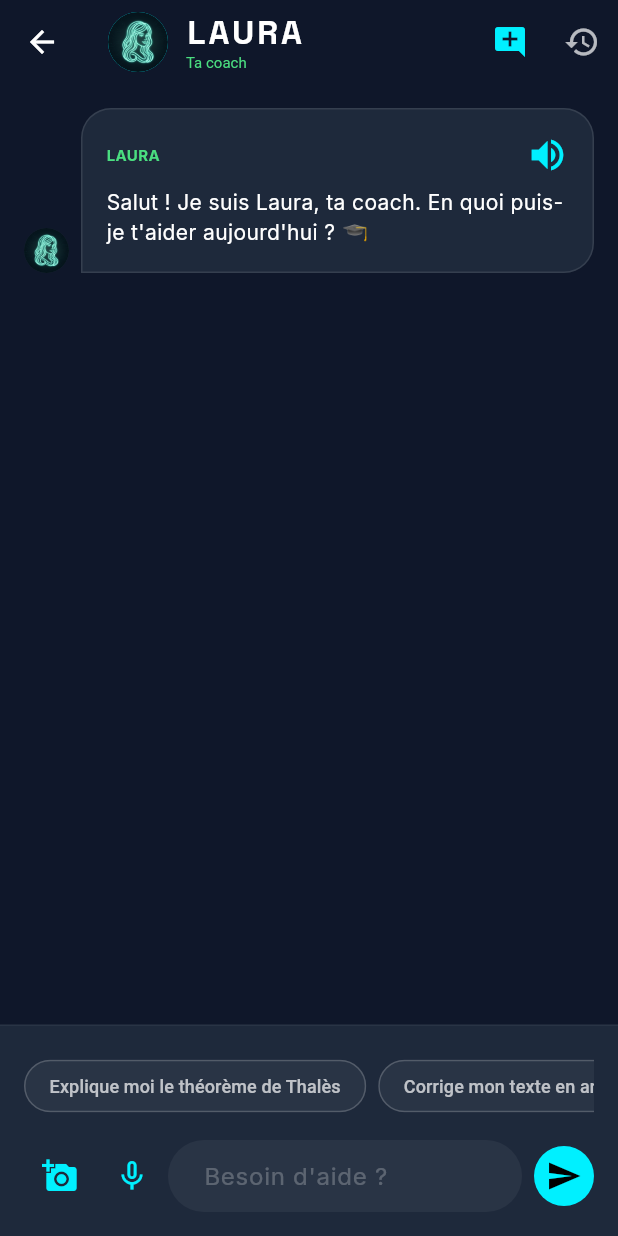
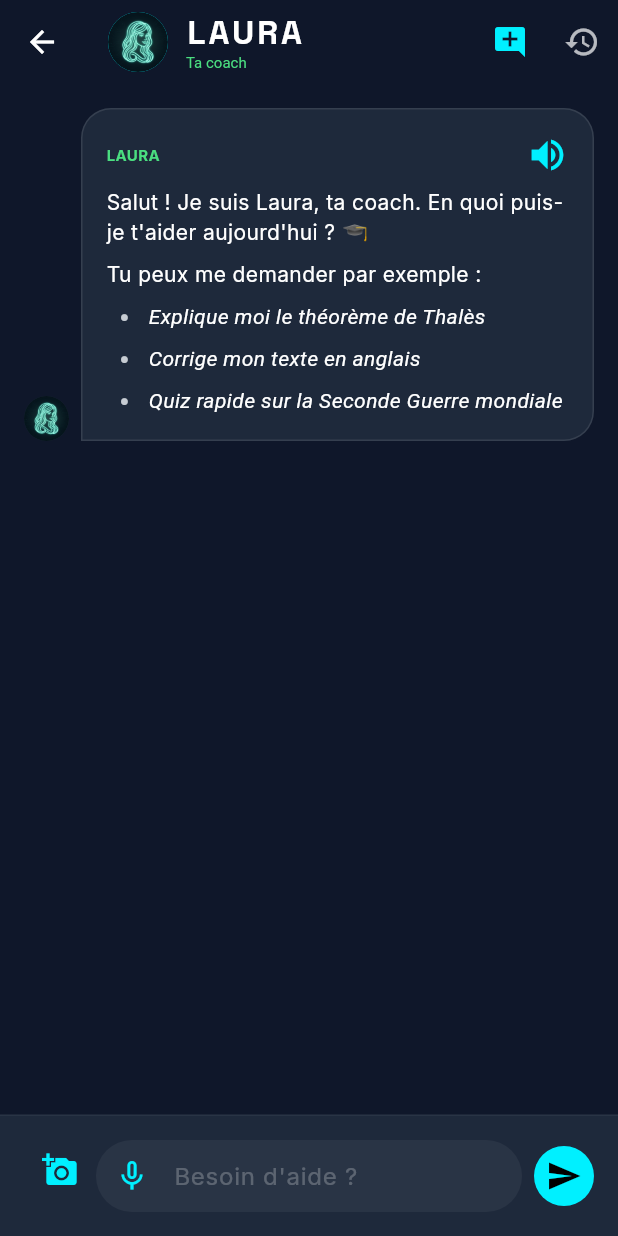
Before and after one commit to YannMIAMBANZILA/aura_app, a Flutter app: the ChatScreen screen opened directly, on a phone screen of 412 x 824 dp. Run offline on Flutter 3.47's test engine with Material 3 defaults, Android fonts, the phone set to English and light mode, and no system bars; drawn by our look-alikes of flutter_markdown; our stand-ins replace confetti, fl_chart, flutter_dotenv, flutter_local_notifications, flutter_riverpod, flutter_tts and 11 more; accounts and stored records are empty.

Commit message:
ux(chat): improve input field and message bubble aesthetics
- Made the text input field multi-line (up to 5 lines) to better handle long user prompts.
- Moved the microphone button directly into the TextField as a prefix icon.
- Removed the standalone suggestion chips and integrated them as example prompts directly inside Laura's first welcome message.
- Upgraded the user's MessageBubble to display their 'name' (or derived pseudo) and 'avatarUrl' from Supabase.
- Updated UserState in user_provider to fetch name and avatar_url from metadata.

```diff
--- a/lib/features/chat/providers/chat_provider.dart
+++ b/lib/features/chat/providers/chat_provider.dart
@@ -76,7 +76,7 @@ class ChatNotifier extends StateNotifier<ChatState> {
 
   static final List<ChatMessage> _initialMessages = [
     ChatMessage(
-      text: "Salut ! Je suis Laura, ta coach. En quoi puis-je t'aider aujourd'hui ? 🎓",
+      text: "Salut ! Je suis Laura, ta coach. En quoi puis-je t'aider aujourd'hui ? 🎓\n\nTu peux me demander par exemple :\n- *Explique moi le théorème de Thalès*\n- *Corrige mon texte en anglais*\n- *Quiz rapide sur la Seconde Guerre mondiale*",
       role: MessageRole.laura,
     )
   ];
--- a/lib/features/chat/screens/chat_screen.dart
+++ b/lib/features/chat/screens/chat_screen.dart
@@ -11,6 +11,7 @@ import 'package:intl/intl.dart';
 import '../../../config/theme.dart';
 import '../../../models/chat_message.dart';
 import '../providers/chat_provider.dart';
+import '../../../providers/user_provider.dart';
 
 class ChatScreen extends ConsumerStatefulWidget {
   const ChatScreen({super.key});
@@ -32,14 +33,6 @@ class _ChatScreenState extends ConsumerState<ChatScreen> {
   String _currentlySpeakingText = "";
   final double _normalSpeechRate = 0.5;
   final double _fastSpeechRate = 0.75;
-
-  final List<String> _suggestions = [
-    "Explique moi le théorème de Thalès",
-    "Corrige mon texte en anglais",
-    "Quiz rapide sur la Seconde Guerre mondiale",
-    "Astuces pour mémoriser les dates",
-    "Aide moi pour un devoir de physique",
-  ];
 
   @override
   void initState() {
@@ -244,11 +237,6 @@ class _ChatScreenState extends ConsumerState<ChatScreen> {
     }
   }
 
-  void _useSuggestion(String text) {
-    _controller.text = text;
-    _handleSend();
-  }
-
   @override
   Widget build(BuildContext context) {
     final chatState = ref.watch(chatProvider);
@@ -382,27 +370,6 @@ class _ChatScreenState extends ConsumerState<ChatScreen> {
         mainAxisSize: MainAxisSize.min,
         crossAxisAlignment: CrossAxisAlignment.start,
         children: [
-          if (ref.read(chatProvider).currentMessages.length <= 1) ...[
-            SingleChildScrollView(
-              scrollDirection: Axis.horizontal,
-              padding: const EdgeInsets.only(bottom: 12),
-              child: Row(
-                children: _suggestions.map((suggestion) => Padding(
-                  padding: const EdgeInsets.only(right: 8),
-                  child: ActionChip(
-                    label: Text(suggestion),
-                    labelStyle: const TextStyle(color: Colors.white70, fontSize: 12),
-                    backgroundColor: Colors.white.withOpacity(0.05),
-                    shape: RoundedRectangleBorder(
-                      borderRadius: BorderRadius.circular(20),
-                      side: const BorderSide(color: Colors.white10),
-                    ),
-                    onPressed: () => _useSuggestion(suggestion),
-                  ),
-                )).toList(),
-              ),
-            ),
-          ],
           if (_selectedImage != null)
             Container(
               margin: const EdgeInsets.only(bottom: 12),
@@ -424,20 +391,24 @@ class _ChatScreenState extends ConsumerState<ChatScreen> {
               ),
             ),
           Row(
+            crossAxisAlignment: CrossAxisAlignment.end,
             children: [
               IconButton(
                 icon: const Icon(Icons.add_a_photo, color: AuraColors.electricCyan),
                 onPressed: _showImageSourceDialog,
-              ),
-              IconButton(
-                icon: Icon(_isListening ? Icons.mic : Icons.mic_none, color: _isListening ? AuraColors.softCoral : AuraColors.electricCyan),
-                onPressed: _listen,
+                padding: const EdgeInsets.only(bottom: 8),
               ),
               Expanded(
                 child: TextField(
                   controller: _controller,
+                  minLines: 1,
+                  maxLines: 5,
                   style: const TextStyle(color: Colors.white),
                   decoration: InputDecoration(
+                    prefixIcon: IconButton(
+                      icon: Icon(_isListening ? Icons.mic : Icons.mic_none, color: _isListening ? AuraColors.softCoral : AuraColors.electricCyan),
+                      onPressed: _listen,
+                    ),
                     hintText: "Besoin d'aide ?",
                     hintStyle: const TextStyle(color: Colors.white24),
                     filled: true,
@@ -446,17 +417,19 @@ class _ChatScreenState extends ConsumerState<ChatScreen> {
                       borderRadius: BorderRadius.circular(25),
                       borderSide: BorderSide.none,
                     ),
-                    contentPadding: const EdgeInsets.symmetric(horizontal: 20, vertical: 10),
+                    contentPadding: const EdgeInsets.symmetric(horizontal: 16, vertical: 12),
                   ),
                   onSubmitted: (_) => _handleSend(),
                 ),
               ),
-              const SizedBox(width: 8),
-              CircleAvatar(
-                backgroundColor: AuraColors.electricCyan,
-                child: IconButton(
-                  icon: const Icon(Icons.send, color: Colors.black),
-                  onPressed: _handleSend,
+              Padding(
+                padding: const EdgeInsets.only(left: 8.0, bottom: 4.0),
+                child: CircleAvatar(
+                  backgroundColor: AuraColors.electricCyan,
+                  child: IconButton(
+                    icon: const Icon(Icons.send, color: Colors.black),
+                    onPressed: _handleSend,
+                  ),
                 ),
               ),
             ],
@@ -467,7 +440,7 @@ class _ChatScreenState extends ConsumerState<ChatScreen> {
   }
 }
 
-class _MessageBubble extends StatelessWidget {
+class _MessageBubble extends ConsumerWidget {
   final ChatMessage message;
   final bool isSpeaking;
   final VoidCallback onPlayPause;
@@ -481,8 +454,11 @@ class _MessageBubble extends StatelessWidget {
   });
 
   @override
-  Widget build(BuildContext context) {
+  Widget build(BuildContext context, WidgetRef ref) {
     final isUser = message.role == MessageRole.user;
+    final user = ref.watch(userProvider);
+    final userName = user?.name ?? 'Moi';
+    final userAvatar = user?.avatarUrl;
 
     return Padding(
       padding: const EdgeInsets.only(bottom: 16),
@@ -517,14 +493,14 @@ class _MessageBubble extends StatelessWidget {
                 child: Container(
                   padding: const EdgeInsets.all(16),
                   decoration: BoxDecoration(
-                    color: isUser ? AuraColors.electricCyan.withOpacity(0.9) : AuraColors.abyssalGrey,
+                    color: isUser ? Colors.white.withOpacity(0.05) : AuraColors.abyssalGrey,
                     borderRadius: BorderRadius.only(
                       topLeft: const Radius.circular(20),
                       topRight: const Radius.circular(20),
                       bottomLeft: Radius.circular(isUser ? 20 : 0),
                       bottomRight: Radius.circular(isUser ? 0 : 20),
                     ),
-                    border: isUser ? null : Border.all(color: Colors.white10),
+                    border: isUser ? Border.all(color: AuraColors.electricCyan.withOpacity(0.5)) : Border.all(color: Colors.white10),
                   ),
                   child: Column(
                     crossAxisAlignment: CrossAxisAlignment.start,
@@ -547,18 +523,36 @@ class _MessageBubble extends StatelessWidget {
                         ),
                         const SizedBox(height: 8),
                       ],
+                      if (isUser) ...[
+                        Row(
+                          mainAxisAlignment: MainAxisAlignment.end,
+                          children: [
+                            Text(userName.toUpperCase(), style: const TextStyle(color: AuraColors.mintNeon, fontSize: 10, fontWeight: FontWeight.bold)),
+                          ],
+                        ),
+                        const SizedBox(height: 8),
+                      ],
                       MarkdownBody(
                         data: message.text,
                         styleSheet: MarkdownStyleSheet(
-                          p: TextStyle(color: isUser ? Colors.black : Colors.white, fontSize: 14),
-                          strong: TextStyle(color: isUser ? Colors.black : AuraColors.mintNeon, fontWeight: FontWeight.bold),
+                          p: const TextStyle(color: Colors.white, fontSize: 14),
+                          strong: const TextStyle(color: AuraColors.mintNeon, fontWeight: FontWeight.bold),
                         ),
                       ),
                     ],
                   ),
                 ),
               ),
-              if (isUser) const SizedBox(width: 8),
+              if (isUser) ...[
+                const SizedBox(width: 8),
+                CircleAvatar(
+                  radius: 15,
+                  backgroundColor: AuraColors.abyssalGrey,
+                  backgroundImage: userAvatar != null
+                      ? NetworkImage(userAvatar)
+                      : const AssetImage('assets/images/default_avatar.png') as ImageProvider,
+                ),
+              ],
             ],
           ),
         ],
--- a/lib/providers/user_provider.dart
+++ b/lib/providers/user_provider.dart
@@ -221,6 +221,9 @@ class UserState {
   final User? user;
   UserState({this.user});
 
+  String get name => user?.userMetadata?['name'] ?? user?.email?.split('@')[0] ?? 'Moi';
+  String? get avatarUrl => user?.userMetadata?['avatar_url'];
+
   String getTitle(int score) {
     if (score < 1000) return "Aura Éveil";
     if (score < 100000) return "Aura Farmer";
```
